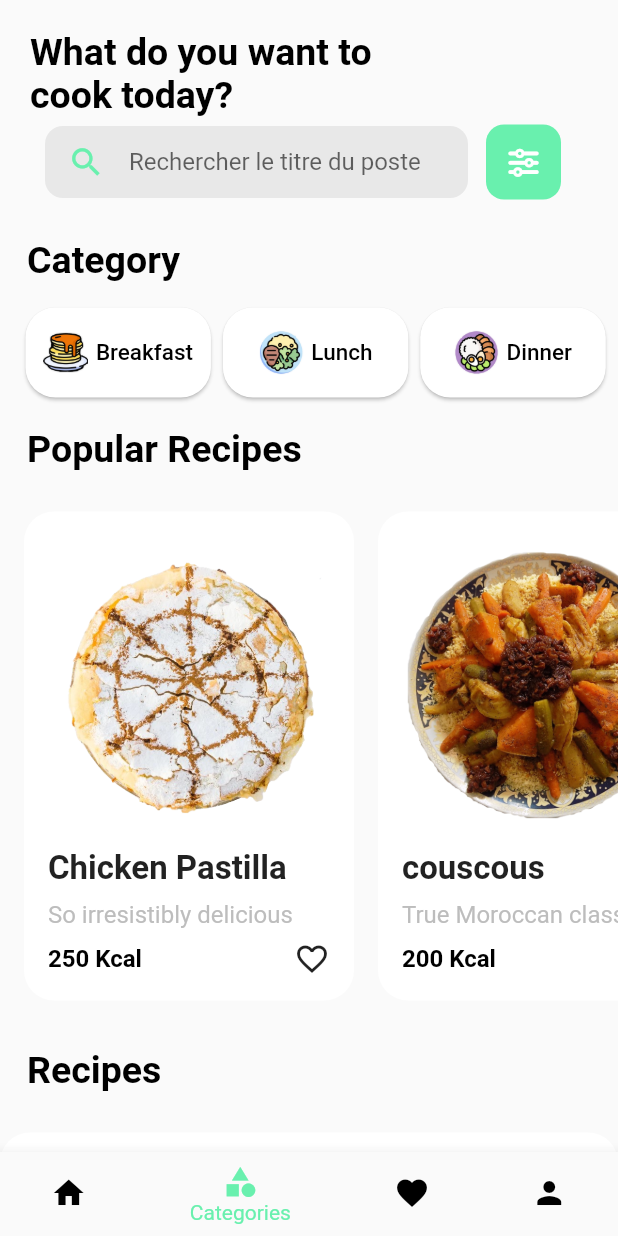
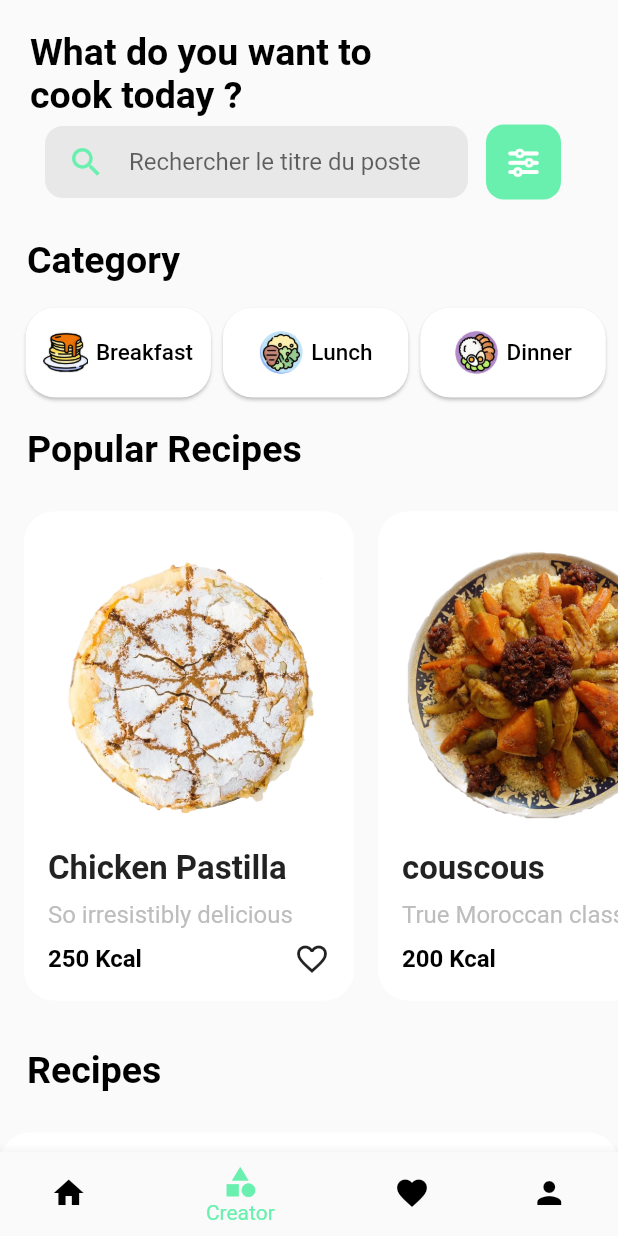
Before and after one commit to koliche/Moroccan-Food-Recipes, a Flutter app: the HomePage screen opened by its route, item 2 of the bottom bar chosen, on a phone screen of 412 x 824 dp. Run offline on Flutter 3.47's test engine with Material 2 defaults, Android fonts, the phone set to English and light mode, and no system bars; our stand-ins replace animate_do, font_awesome_flutter, google_fonts.

Commit message:
nothing important

```diff
--- a/lib/views/home.dart
+++ b/lib/views/home.dart
@@ -32,7 +32,7 @@ class _HomePageState extends State<HomePage> {
               new BottomNavigationBarItem(
                   label: "Home", icon: new Icon(Icons.home)),
               new BottomNavigationBarItem(
-                  label: "Categories", icon: new Icon(Icons.category)),
+                  label: "Creator", icon: new Icon(Icons.category)),
               new BottomNavigationBarItem(
                   label: "Favorite", icon: new Icon(Icons.favorite)),
               new BottomNavigationBarItem(
@@ -47,7 +47,7 @@ class _HomePageState extends State<HomePage> {
                 margin: EdgeInsets.only(top: 20, left: 20),
                 padding: EdgeInsets.only(right: 150),
                 child: Text(
-                  "What do you want to cook today?",
+                  "What do you want to cook today ?",
                   style: TextStyle(
                     fontSize: 25,
                     color: Colors.black,
```
